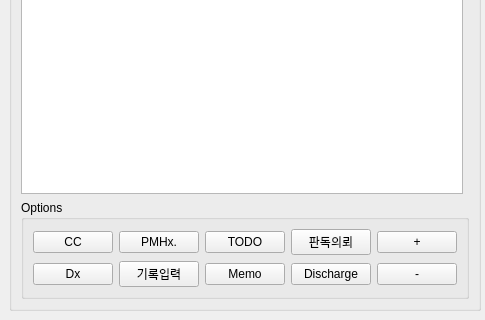
The window that UI/MainWin.ui (caerulea3/ERSupporter) describes before a commit, drawn with Qt 5; both pictures show x 0 to 485 and y 376 to 696 of the 1015 by 696 pixel window.
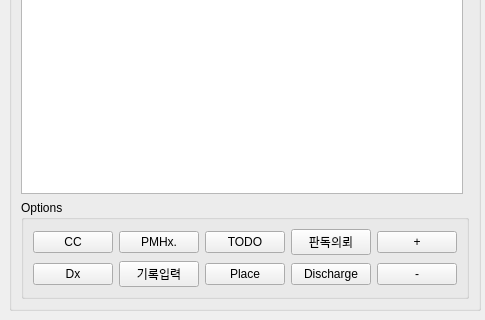
The same window after the commit.

```diff
--- a/UI/MainWin.ui
+++ b/UI/MainWin.ui
@@ -6,7 +6,7 @@
    <rect>
     <x>0</x>
     <y>0</y>
-    <width>910</width>
+    <width>946</width>
     <height>696</height>
    </rect>
   </property>
@@ -327,7 +327,7 @@
           <item row="3" column="3">
            <widget class="QPushButton" name="ImagingB">
             <property name="text">
-             <string>Memo</string>
+             <string>Place</string>
             </property>
            </widget>
           </item>
```
Left out of the diff: 2 changed lines with no effect on the pictures.
